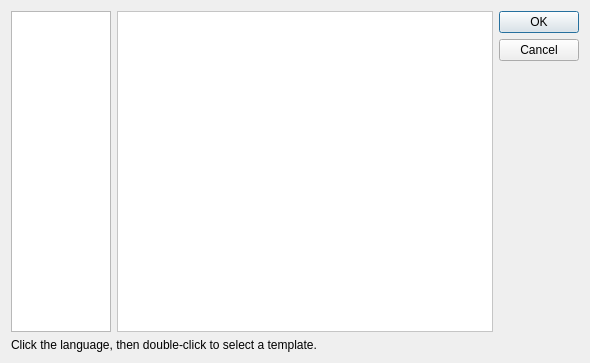
Old version of the form src/propelleride/forms/newfromtemplate.ui in the repository parallaxinc/PropellerIDE.
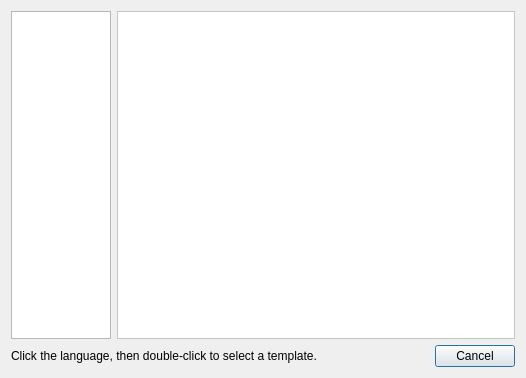
New version of the form.

Commit message: Completed New From Template (IDE-133)

What changed in the file:
```diff
--- a/src/propelleride/forms/newfromtemplate.ui
+++ b/src/propelleride/forms/newfromtemplate.ui
@@ -6,8 +6,8 @@
    <rect>
     <x>0</x>
     <y>0</y>
-    <width>590</width>
-    <height>363</height>
+    <width>526</width>
+    <height>378</height>
    </rect>
   </property>
   <property name="windowTitle">
@@ -112,8 +112,8 @@
          <rect>
           <x>0</x>
           <y>0</y>
-          <width>371</width>
-          <height>317</height>
+          <width>398</width>
+          <height>321</height>
          </rect>
         </property>
         <layout class="QHBoxLayout" name="horizontalLayout_2">
@@ -169,7 +169,7 @@
            </property>
            <property name="sizeHint" stdset="0">
             <size>
-             <width>344</width>
+             <width>300</width>
              <height>20</height>
             </size>
            </property>
@@ -179,25 +179,29 @@
        </widget>
       </widget>
      </item>
+    </layout>
+   </item>
+   <item>
+    <layout class="QHBoxLayout" name="horizontalLayout_3">
+     <item>
+      <widget class="QLabel" name="label">
+       <property name="text">
+        <string>Click the language, then double-click to select a template.</string>
+       </property>
+      </widget>
+     </item>
      <item>
       <widget class="QDialogButtonBox" name="buttonBox">
        <property name="orientation">
-        <enum>Qt::Vertical</enum>
+        <enum>Qt::Horizontal</enum>
        </property>
        <property name="standardButtons">
-        <set>QDialogButtonBox::Cancel|QDialogButtonBox::Ok</set>
+        <set>QDialogButtonBox::Cancel</set>
        </property>
       </widget>
      </item>
     </layout>
    </item>
-   <item>
-    <widget class="QLabel" name="label">
-     <property name="text">
-      <string>Click the language, then double-click to select a template.</string>
-     </property>
-    </widget>
-   </item>
   </layout>
  </widget>
  <resources/>
```
The commit also changes 10 other files.
